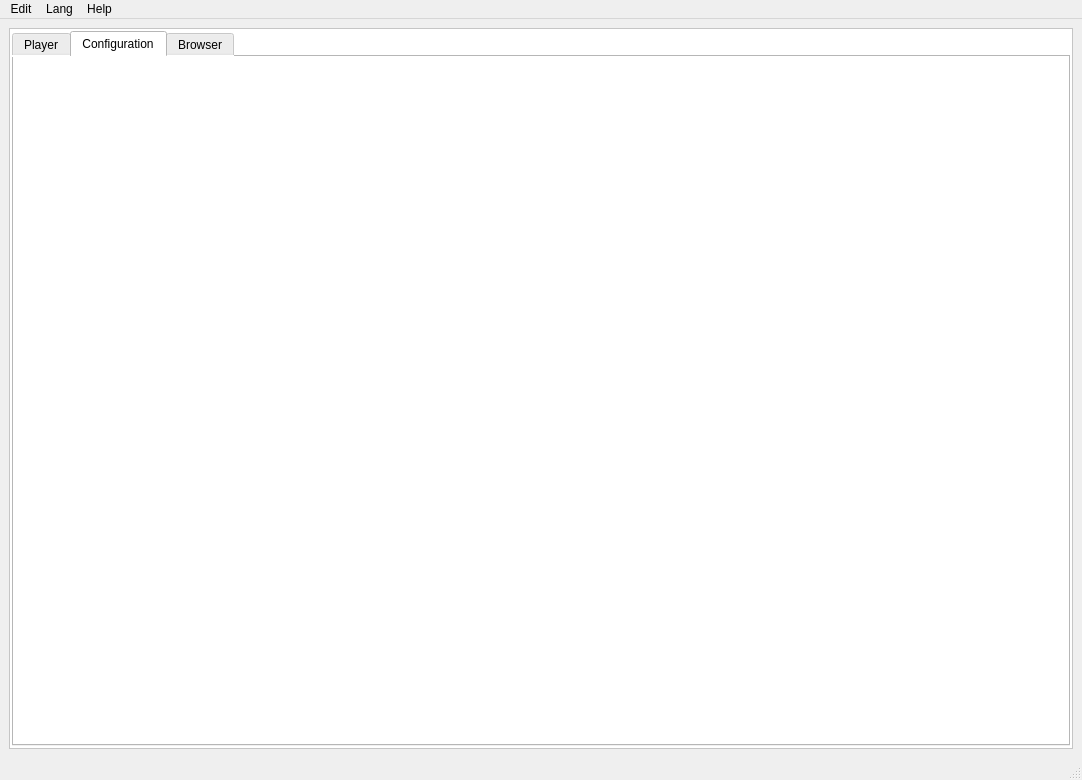
marcosvicente/BaixeAssista, file main/app/win/mainLayout.ui: the form before one commit.
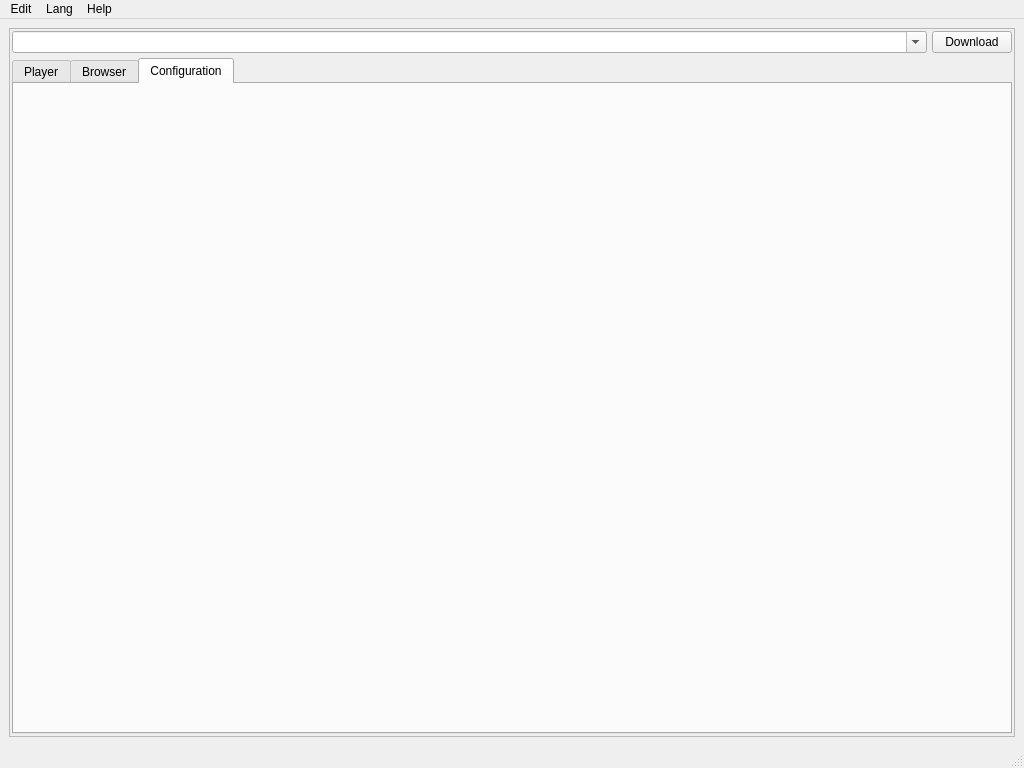
The form after the commit. The open tabs and pages were chosen to show the change.

Commit message: adicionando novos menus à janela prinipal.

What changed in the file:
```diff
--- a/main/app/win/mainLayout.ui
+++ b/main/app/win/mainLayout.ui
@@ -6,8 +6,8 @@
    <rect>
     <x>0</x>
     <y>0</y>
-    <width>1082</width>
-    <height>780</height>
+    <width>1024</width>
+    <height>768</height>
    </rect>
   </property>
   <property name="windowTitle">
@@ -17,14 +17,17 @@
    <layout class="QHBoxLayout" name="horizontalLayout">
     <item>
      <widget class="QFrame" name="centralFrame">
-      <property name="styleSheet">
-       <string notr="true">background-color: rgb(255, 255, 255);</string>
+      <property name="sizePolicy">
+       <sizepolicy hsizetype="Preferred" vsizetype="Preferred">
+        <horstretch>1</horstretch>
+        <verstretch>1</verstretch>
+       </sizepolicy>
       </property>
       <property name="frameShape">
        <enum>QFrame::StyledPanel</enum>
       </property>
       <property name="frameShadow">
-       <enum>QFrame::Raised</enum>
+       <enum>QFrame::Plain</enum>
       </property>
       <layout class="QHBoxLayout" name="horizontalLayout_2">
        <property name="spacing">
@@ -34,26 +37,63 @@
         <number>2</number>
        </property>
        <item>
-        <widget class="QTabWidget" name="tabPanel">
-         <property name="currentIndex">
-          <number>2</number>
-         </property>
-         <widget class="QWidget" name="tabPlayer">
-          <attribute name="title">
-           <string>Player</string>
-          </attribute>
-         </widget>
-         <widget class="QWidget" name="tabConfig">
-          <attribute name="title">
-           <string>Configuration</string>
-          </attribute>
-         </widget>
-         <widget class="QWidget" name="tabBrowser">
-          <attribute name="title">
-           <string>Browser</string>
-          </attribute>
-         </widget>
-        </widget>
+        <layout class="QVBoxLayout" name="verticalLayout">
+         <item>
+          <layout class="QHBoxLayout" name="horizontalLayout_3">
+           <item>
+            <widget class="QComboBox" name="locationMainUrl">
+             <property name="sizePolicy">
+              <sizepolicy hsizetype="Preferred" vsizetype="Fixed">
+               <horstretch>1</horstretch>
+               <verstretch>0</verstretch>
+              </sizepolicy>
+             </property>
+             <property name="editable">
+              <bool>true</bool>
+             </property>
+             <property name="modelColumn">
+              <number>0</number>
+             </property>
+            </widget>
+           </item>
+           <item>
+            <widget class="QPushButton" name="btnStartDl">
+             <property name="text">
+              <string>Download</string>
+             </property>
+             <property name="checkable">
+              <bool>true</bool>
+             </property>
+             <property name="flat">
+              <bool>false</bool>
+             </property>
+            </widget>
+           </item>
+          </layout>
+         </item>
+         <item>
+          <widget class="QTabWidget" name="tabPanel">
+           <property name="currentIndex">
+            <number>2</number>
+           </property>
+           <widget class="QWidget" name="tabPlayer">
+            <attribute name="title">
+             <string>Player</string>
+            </attribute>
+           </widget>
+           <widget class="QWidget" name="tabBrowser">
+            <attribute name="title">
+             <string>Browser</string>
+            </attribute>
+           </widget>
+           <widget class="QWidget" name="tabConfig">
+            <attribute name="title">
+             <string>Configuration</string>
+            </attribute>
+           </widget>
+          </widget>
+         </item>
+        </layout>
        </item>
       </layout>
      </widget>
@@ -65,11 +105,16 @@
     <rect>
      <x>0</x>
      <y>0</y>
-     <width>1082</width>
+     <width>1024</width>
      <height>26</height>
     </rect>
    </property>
    <widget class="QMenu" name="menuEdit">
+    <property name="font">
+     <font>
+      <pointsize>10</pointsize>
+     </font>
+    </property>
     <property name="title">
      <string>Edit</string>
     </property>
```
Left out of the diff: 140 changed lines with no effect on the pictures. The commit also changes 3 other files.
